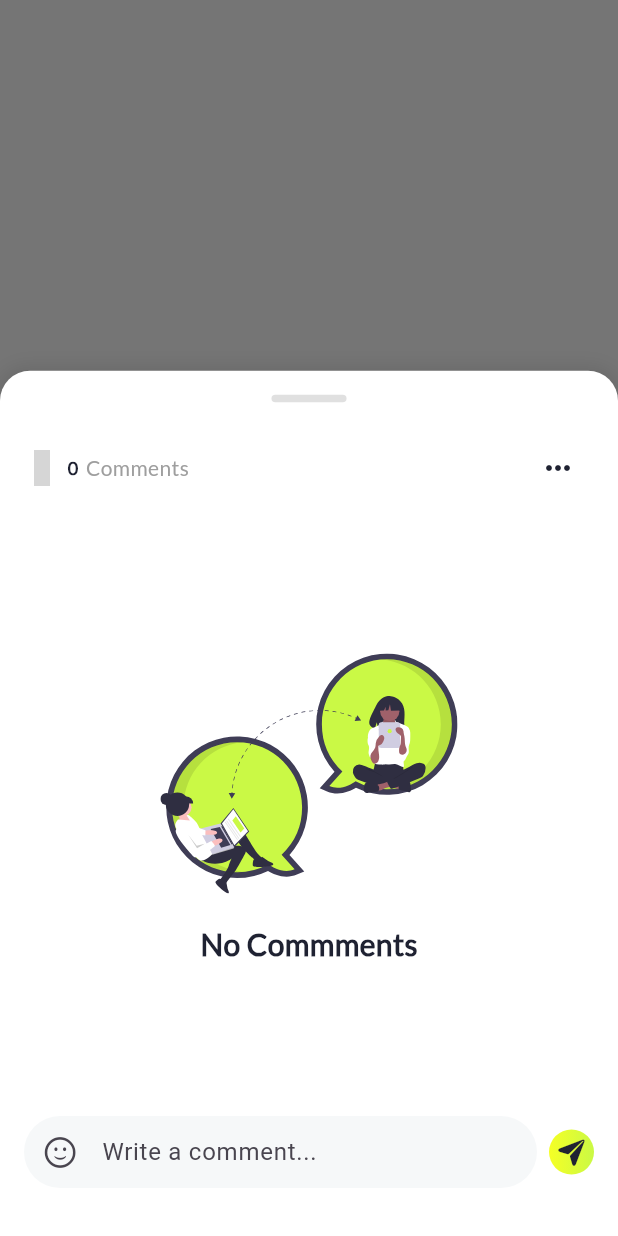
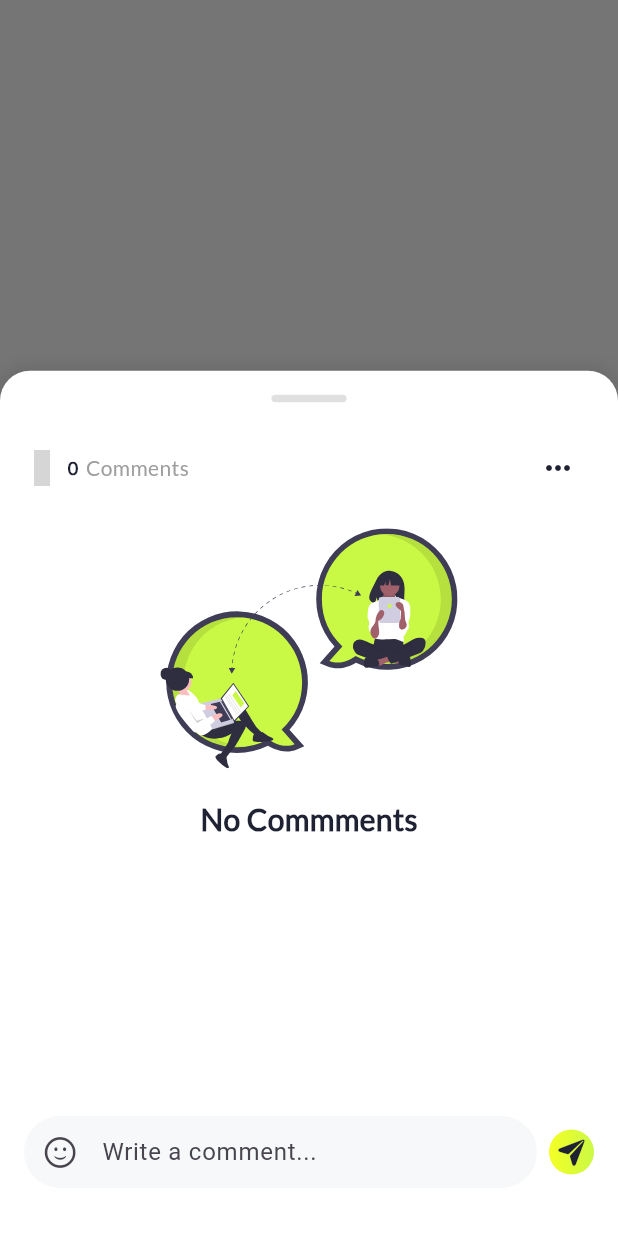
Before and after one commit to sujithsdeveloper/stuedic_app, a Flutter app: what commentBottomSheet() shows on an empty page, opened directly with empty values, on a phone screen of 412 x 824 dp. Run offline on Flutter 3.47's test engine with Material 3 defaults, Android fonts, the phone set to English and light mode, and no system bars; our stand-ins replace chips_choice, flutter_native_splash, flutter_svg, fluttertoast, hugeicons, icons_plus and 9 more; missing offline and left inert: google_mlkit_text_recognition, photo_manager, story_designer; accounts and stored records are empty; network calls fail; project files that could hold a hidden picture were left out; grey boxes are pictures that could not be loaded.

Commit message:
comment sheet

```diff
--- a/lib/sheets/commentBottomSheet.dart
+++ b/lib/sheets/commentBottomSheet.dart
@@ -6,6 +6,7 @@ import 'package:flutter_svg/svg.dart';
 import 'package:hugeicons/hugeicons.dart';
 import 'package:provider/provider.dart';
 import 'package:stuedic_app/controller/post_interaction_controller.dart';
+import 'package:stuedic_app/extensions/shortcuts.dart';
 import 'package:stuedic_app/styles/loading_style.dart';
 import 'package:stuedic_app/styles/string_styles.dart';
 import 'package:stuedic_app/utils/app_utils.dart';
@@ -31,6 +32,7 @@ dynamic commentBottomSheet({
       builder: (context, setState) => DraggableScrollableSheet(
         initialChildSize: 0.7,
         minChildSize: 0.4,
+        maxChildSize: 0.9,
         builder: (context, scrollController) {
           log('postID $postId');
           return SafeArea(
@@ -90,7 +92,8 @@ dynamic commentBottomSheet({
                       }
                       if (proWatchInteraction.getComments?.comments?.isEmpty ??
                           true) {
-                        return Column(
+                        return SingleChildScrollView(
+                          child: Column(
                             spacing: 20,
                             mainAxisAlignment: MainAxisAlignment.center,
                             children: [
@@ -101,9 +104,11 @@ dynamic commentBottomSheet({
                                 style: StringStyle.normalTextBold(size: 20),
                               )
                             ],
+                          ),
                         );
                       } else {
-                        return ListView.builder(
+                        return Expanded(
+                          child: ListView.builder(
                             controller: scrollController,
                             itemCount: commentData?.length ?? 0,
                             itemBuilder: (context, index) {
@@ -153,6 +158,7 @@ dynamic commentBottomSheet({
                                 ),
                               );
                             },
+                          ),
                         );
                       }
                     },
--- a/lib/sheets/shareBottomSheet.dart
+++ b/lib/sheets/shareBottomSheet.dart
@@ -12,8 +12,8 @@ Future<dynamic> shareBottomSheet(BuildContext context) {
     backgroundColor: Colors.transparent,
     isScrollControlled: true,
     builder: (context) => DraggableScrollableSheet(
-      initialChildSize: 0.7, // Start with 60% of screen height
-      minChildSize: 0.4, // Min height when dragged down
+      initialChildSize: 0.7,
+      minChildSize: 0.4,
       builder: (context, scrollController) => SafeArea(
         child: Container(
           decoration: BoxDecoration(
@@ -135,7 +135,7 @@ Future<dynamic> shareBottomSheet(BuildContext context) {
                       backgroundImage: NetworkImage(''),
                     ),
                     title: Text(
-                      // items[index]['username'],
+
                       '',
                       style: StringStyle.normalTextBold(),
                     ),
--- a/lib/utils/app_utils.dart
+++ b/lib/utils/app_utils.dart
@@ -10,7 +10,6 @@ import 'package:stuedic_app/utils/constants/string_constants.dart';
 
 class AppUtils {
   static Future<String> getToken({bool isRefreshToken = false}) async {
-    // Get the access token
     SharedPreferences prefs = await SharedPreferences.getInstance();
     String token = prefs.getString(isRefreshToken
             ? StringConstants.refreshToken
--- a/lib/view/bottom_naivigationbar/bottom_screens/home_screen.dart
+++ b/lib/view/bottom_naivigationbar/bottom_screens/home_screen.dart
@@ -100,6 +100,7 @@ class _HomeScreenState extends State<HomeScreen> {
                   (context, index) {
                 final item = items?[index];
                 return PostCard(
+                  likeCount: item?.likescount.toString()??'0',
                   postType: item?.postType ?? '',
                   isLiked: item?.isLiked ?? false,
                   isFollowed: false,
--- a/lib/view/screens/media/pick_media_screen.dart
+++ b/lib/view/screens/media/pick_media_screen.dart
@@ -4,9 +4,7 @@ import 'package:flutter/material.dart';
 import 'package:hugeicons/hugeicons.dart';
 import 'package:photo_manager/photo_manager.dart';
 import 'package:provider/provider.dart';
-import 'package:stuedic_app/controller/video_type_controller.dart';
 import 'package:stuedic_app/controller/media_controller.dart';
-import 'package:stuedic_app/players/asset_video_player.dart';
 import 'package:stuedic_app/utils/constants/color_constants.dart';
 import 'package:stuedic_app/utils/functions/shimmers_items.dart';
 import 'package:video_player/video_player.dart';
--- a/lib/view/screens/profilePost_screen.dart
+++ b/lib/view/screens/profilePost_screen.dart
@@ -46,6 +46,7 @@ class _ProfilepostScreenState extends State<ProfilepostScreen> {
         ),
       ),
       body: PostCard(
+          likeCount: singlePostData?.likescount.toString() ?? '0',
           postType: singlePostData?.postType ?? '',
           profileUrl: singlePostData?.profilePicUrl ?? '',
           mediaUrl: singlePostData?.postContentUrl ?? '',
```
Also changed, not shown: lib/elements/postCard.dart (+7 -4 lines). Lines whose indentation alone changed are shown as unchanged.
